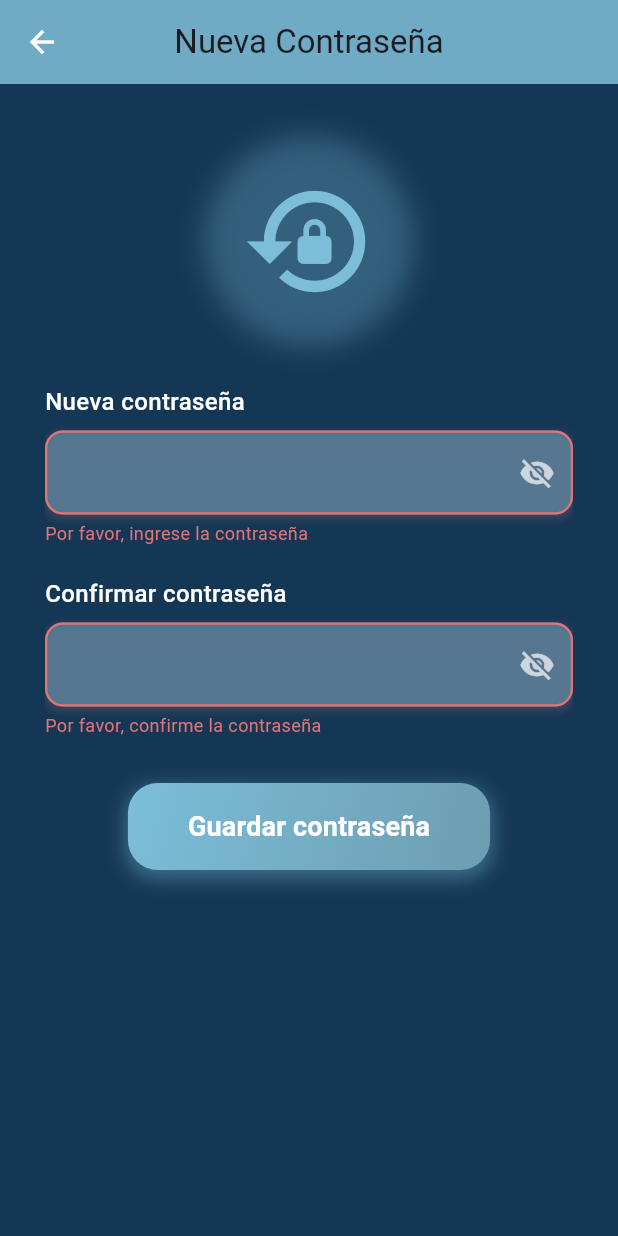
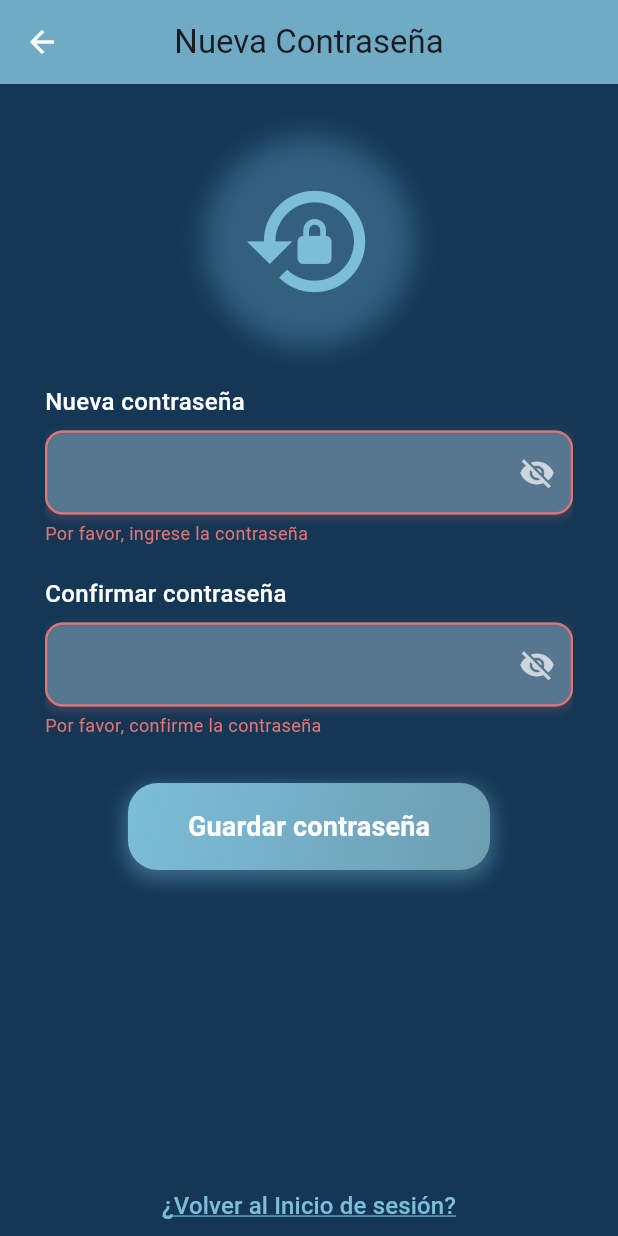
Before and after one commit to Alexander3150/proyecto_final_pocketplan, a Flutter app: the NuevaContrasenaPage screen opened directly, after a tap on "Guardar contraseña", on a phone screen of 412 x 824 dp. Run offline on Flutter 3.47's test engine with Material 3 defaults, Android fonts, the phone set to English and light mode, and no system bars.

Commit message:
Removal of duplicate page and adjustment of text button.

```diff
--- a/flutter_pocketplan/lib/pages/new_password.dart
+++ /dev/null
@@ -1,283 +0,0 @@
-import 'package:flutter/material.dart';
-
-class NuevaContrasenaPage extends StatefulWidget {
-  @override
-  _NuevaContrasenaPageState createState() => _NuevaContrasenaPageState();
-}
-
-class _NuevaContrasenaPageState extends State<NuevaContrasenaPage> {
-  final TextEditingController _contrasenaController = TextEditingController();
-  final TextEditingController _confirmarContrasenaController =
-      TextEditingController();
-
-  bool _obscureContrasena = true;
-  bool _obscureConfirmarContrasena = true;
-  String? _errorTextoContrasena;
-  String? _errorTextoConfirmarContrasena;
-
-  final Color primaryColor = const Color.fromARGB(255, 111, 171, 197);
-  final Color accentColor = const Color.fromARGB(255, 124, 190, 216);
-  final Color backgroundColor = const Color.fromARGB(255, 20, 55, 85);
-  final Color errorColor = const Color(0xFFE57373);
-
-  void _validarCampos() {
-    setState(() {
-      _errorTextoContrasena =
-          _contrasenaController.text.isEmpty
-              ? 'Por favor, ingrese la contraseña'
-              : null;
-      _errorTextoConfirmarContrasena =
-          _confirmarContrasenaController.text.isEmpty
-              ? 'Por favor, confirme la contraseña'
-              : (_contrasenaController.text !=
-                      _confirmarContrasenaController.text
-                  ? 'Las contraseñas no coinciden'
-                  : null);
-    });
-  }
-
-  void _guardarContrasena() {
-    _validarCampos();
-
-    if (_errorTextoContrasena == null &&
-        _errorTextoConfirmarContrasena == null) {
-      ScaffoldMessenger.of(context).showSnackBar(
-        const SnackBar(
-          content: Text('Contraseña actualizada correctamente'),
-          backgroundColor: Colors.green,
-          duration: Duration(seconds: 2),
-        ),
-      );
-    }
-  }
-
-  @override
-  Widget build(BuildContext context) {
-    return Scaffold(
-      appBar: AppBar(
-        title: const Text('Nueva Contraseña'),
-        centerTitle: true,
-        backgroundColor: primaryColor,
-        elevation: 0,
-        iconTheme: const IconThemeData(
-          color: Color.fromARGB(255, 255, 255, 255),
-        ),
-        flexibleSpace: Container(
-          decoration: BoxDecoration(color: primaryColor),
-        ),
-      ),
-      body: GestureDetector(
-        onTap: () => FocusManager.instance.primaryFocus?.unfocus(),
-        child: Container(
-          width: double.infinity,
-          height: double.infinity,
-          color: backgroundColor,
-          child: Padding(
-            padding: const EdgeInsets.symmetric(horizontal: 30),
-            child: SingleChildScrollView(
-              child: Column(
-                mainAxisAlignment: MainAxisAlignment.center,
-                children: [
-                  const SizedBox(height: 40), // Espacio adicional arriba
-                  // Icono con efecto sutil
-                  Container(
-                    padding: const EdgeInsets.all(20),
-                    margin: const EdgeInsets.only(bottom: 30),
-                    decoration: BoxDecoration(
-                      shape: BoxShape.circle,
-                      boxShadow: [
-                        BoxShadow(
-                          color: accentColor.withOpacity(0.3),
-                          blurRadius: 15,
-                          spreadRadius: 5,
-                        ),
-                      ],
-                    ),
-                    child: Icon(Icons.lock_reset, color: accentColor, size: 90),
-                  ),
-
-                  _buildTextField(
-                    controller: _contrasenaController,
-                    label: 'Nueva contraseña',
-                    obscureText: _obscureContrasena,
-                    toggleVisibility: () {
-                      setState(() {
-                        _obscureContrasena = !_obscureContrasena;
-                      });
-                    },
-                    errorText: _errorTextoContrasena,
-                  ),
-                  const SizedBox(height: 20),
-                  _buildTextField(
-                    controller: _confirmarContrasenaController,
-                    label: 'Confirmar contraseña',
-                    obscureText: _obscureConfirmarContrasena,
-                    toggleVisibility: () {
-                      setState(() {
-                        _obscureConfirmarContrasena =
-                            !_obscureConfirmarContrasena;
-                      });
-                    },
-                    errorText: _errorTextoConfirmarContrasena,
-                  ),
-                  const SizedBox(height: 30),
-
-                  // Botón con gradiente
-                  Center(
-                    child: AnimatedContainer(
-                      duration: const Duration(milliseconds: 300),
-                      decoration: BoxDecoration(
-                        borderRadius: BorderRadius.circular(20),
-                        gradient: LinearGradient(
-                          colors: [accentColor, Color(0xFF6D9DB1)],
-                          begin: Alignment.topLeft,
-                          end: Alignment.bottomRight,
-                        ),
-                        boxShadow: [
-                          BoxShadow(
-                            color: accentColor.withOpacity(0.4),
-                            blurRadius: 10,
-                            spreadRadius: 2,
-                            offset: const Offset(0, 4),
-                          ),
-                        ],
-                      ),
-                      child: ElevatedButton(
-                        style: ElevatedButton.styleFrom(
-                          backgroundColor: Colors.transparent,
-                          shadowColor: Colors.transparent,
-                          padding: const EdgeInsets.symmetric(
-                            horizontal: 40,
-                            vertical: 16,
-                          ),
-                          shape: RoundedRectangleBorder(
-                            borderRadius: BorderRadius.circular(20),
-                          ),
-                          elevation: 0,
-                        ),
-                        onPressed: _guardarContrasena,
-                        child: const Text(
-                          'Guardar contraseña',
-                          style: TextStyle(
-                            color: Colors.white,
-                            fontSize: 18,
-                            fontWeight: FontWeight.w600,
-                          ),
-                        ),
-                      ),
-                    ),
-                  ),
-
-                  const SizedBox(
-                    height: 280,
-                  ), // Espacio adicional antes del botón de regreso
-
-                  TextButton(
-                    onPressed: () {
-                      //Navigator.pop(context);
-                    },
-                    style: TextButton.styleFrom(
-                      foregroundColor: Colors.white,
-                      shape: RoundedRectangleBorder(
-                        borderRadius: BorderRadius.circular(20),
-                      ),
-                    ),
-                    child: Text(
-                      '¿Volver al Inicio de sesión?',
-                      style: TextStyle(
-                        color: accentColor,
-                        fontSize: 16,
-                        decoration: TextDecoration.underline,
-                        decorationColor: accentColor,
-                      ),
-                    ),
-                  ),
-
-                  const SizedBox(height: 20), // Espacio adicional abajo
-                ],
-              ),
-            ),
-          ),
-        ),
-      ),
-    );
-  }
-
-  Widget _buildTextField({
-    required TextEditingController controller,
-    required String label,
-    required bool obscureText,
-    required VoidCallback toggleVisibility,
-    String? errorText,
-  }) {
-    return Column(
-      crossAxisAlignment: CrossAxisAlignment.start,
-      children: [
-        Text(
-          label,
-          style: TextStyle(
-            color: Colors.white,
-            fontSize: 16,
-            fontWeight: FontWeight.w500,
-          ),
-        ),
-        const SizedBox(height: 8),
-        Container(
-          decoration: BoxDecoration(
-            borderRadius: BorderRadius.circular(12),
-            boxShadow: [
-              BoxShadow(
-                color:
-                    errorText != null
-                        ? errorColor.withOpacity(0.2)
-                        : accentColor.withOpacity(0.1),
-                spreadRadius: 1,
-                blurRadius: 4,
-                offset: const Offset(0, 2),
-              ),
-            ],
-          ),
-          child: TextField(
-            controller: controller,
-            obscureText: obscureText,
-            style: const TextStyle(color: Colors.white),
-            decoration: InputDecoration(
-              filled: true,
-              fillColor: primaryColor.withOpacity(0.5),
-              enabledBorder: OutlineInputBorder(
-                borderRadius: BorderRadius.circular(12),
-                borderSide: BorderSide(
-                  color: errorText != null ? errorColor : accentColor,
-                  width: 1.5,
-                ),
-              ),
-              focusedBorder: OutlineInputBorder(
-                borderRadius: BorderRadius.circular(12),
-                borderSide: BorderSide(
-                  color: errorText != null ? errorColor : accentColor,
-                  width: 2,
-                ),
-              ),
-              suffixIcon: IconButton(
-                icon: Icon(
-                  obscureText ? Icons.visibility_off : Icons.visibility,
-                  color: Colors.white70,
-                ),
-                onPressed: toggleVisibility,
-              ),
-            ),
-            onChanged: (_) => _validarCampos(),
-          ),
-        ),
-        if (errorText != null)
-          Padding(
-            padding: const EdgeInsets.only(top: 4.0),
-            child: Text(
-              errorText,
-              style: TextStyle(color: errorColor, fontSize: 12),
-            ),
-          ),
-      ],
-    );
-  }
-}
--- a/flutter_pocketplan/lib/pages/new_password_page.dart
+++ b/flutter_pocketplan/lib/pages/new_password_page.dart
@@ -177,7 +177,7 @@ class _NuevaContrasenaPageState extends State<NuevaContrasenaPage> {
                   ),
 
                   const SizedBox(
-                    height: 280,
+                    height: 200,
                   ), // Espacio adicional antes del botón de regreso
 
                   TextButton(
```
